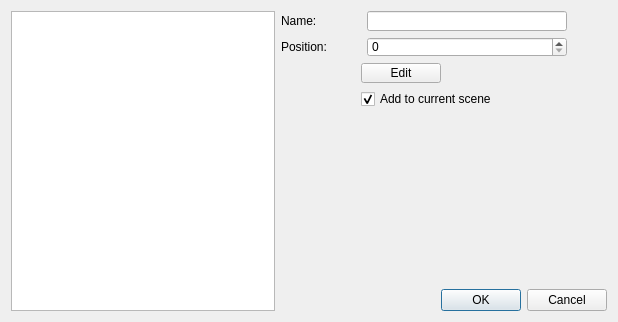
This is FW/UI/addrecord.ui in JAntn/wblocks as Qt 5 draws it before an edit. The edited form follows.
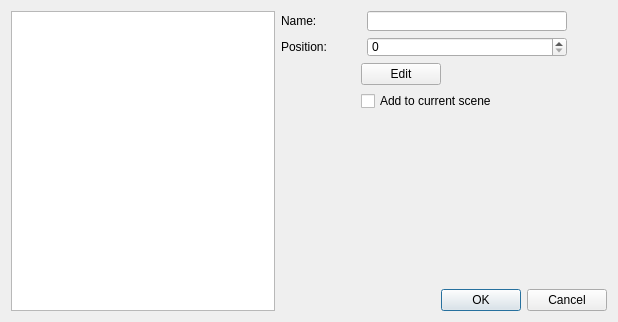
This is the edited form.

Patch:
```diff
--- a/FW/UI/addrecord.ui
+++ b/FW/UI/addrecord.ui
@@ -161,18 +161,6 @@
          </item>
          <item>
           <widget class="QPushButton" name="EditButton">
-           <property name="minimumSize">
-            <size>
-             <width>80</width>
-             <height>20</height>
-            </size>
-           </property>
-           <property name="maximumSize">
-            <size>
-             <width>80</width>
-             <height>20</height>
-            </size>
-           </property>
            <property name="text">
             <string>Edit</string>
            </property>
@@ -226,7 +214,7 @@
             <string>Add to current scene</string>
            </property>
            <property name="checked">
-            <bool>true</bool>
+            <bool>false</bool>
            </property>
           </widget>
          </item>
```
Left out of the diff: 13 changed lines with no effect on the pictures.
